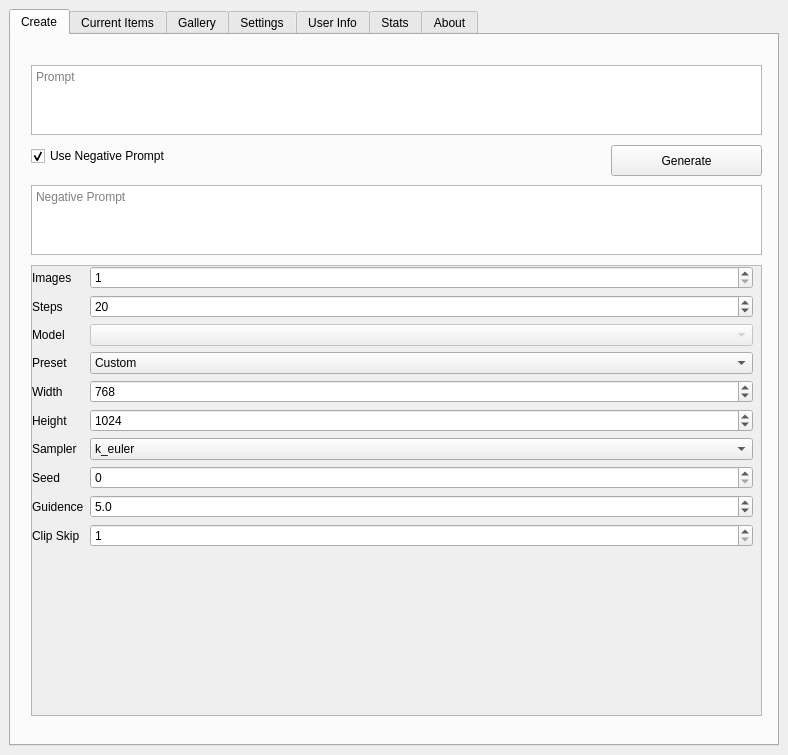
This is QTProj/QtHorde/form.ui in Unit1208/HordeQT as Qt 5 draws it before an edit. The edited form follows.
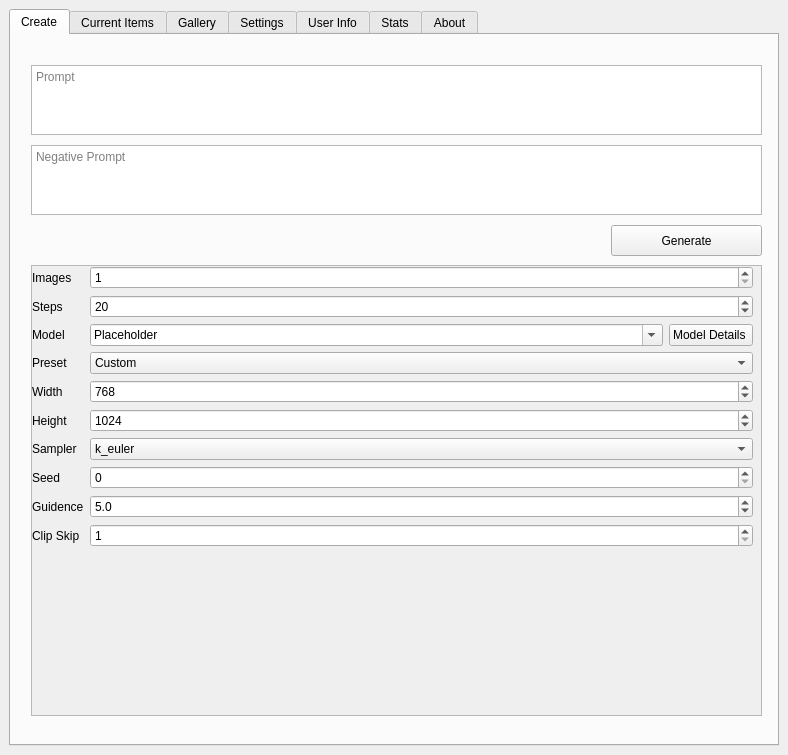
This is the edited form. The open tabs and pages were chosen to show the change. Icons and pictures are not drawn.

Commit message: Added model info and job handling

Diff of the .ui file:
```diff
--- a/QTProj/QtHorde/form.ui
+++ b/QTProj/QtHorde/form.ui
@@ -55,33 +55,11 @@
          <string>Prompt</string>
         </property>
        </widget>
-       <widget class="QCheckBox" name="checkBox">
-        <property name="geometry">
-         <rect>
-          <x>20</x>
-          <y>110</y>
-          <width>171</width>
-          <height>22</height>
-         </rect>
-        </property>
-        <property name="sizePolicy">
-         <sizepolicy hsizetype="Minimum" vsizetype="Expanding">
-          <horstretch>0</horstretch>
-          <verstretch>0</verstretch>
-         </sizepolicy>
-        </property>
-        <property name="text">
-         <string>Use Negative Prompt</string>
-        </property>
-        <property name="checked">
-         <bool>true</bool>
-        </property>
-       </widget>
        <widget class="QTextEdit" name="NegativePromptBox">
         <property name="geometry">
          <rect>
           <x>20</x>
-          <y>150</y>
+          <y>110</y>
           <width>731</width>
           <height>70</height>
          </rect>
@@ -401,17 +379,48 @@
              </widget>
             </item>
             <item row="2" column="1">
-             <widget class="QComboBox" name="modelComboBox">
-              <property name="enabled">
-               <bool>false</bool>
-              </property>
-              <property name="currentText">
-               <string/>
-              </property>
-              <property name="placeholderText">
-               <string>NOT IMPLEMENTED YET</string>
-              </property>
-             </widget>
+             <layout class="QHBoxLayout" name="horizontalLayout_2">
+              <item>
+               <widget class="QComboBox" name="modelComboBox">
+                <property name="enabled">
+                 <bool>true</bool>
+                </property>
+                <property name="sizePolicy">
+                 <sizepolicy hsizetype="Expanding" vsizetype="Fixed">
+                  <horstretch>0</horstretch>
+                  <verstretch>0</verstretch>
+                 </sizepolicy>
+                </property>
+                <property name="editable">
+                 <bool>true</bool>
+                </property>
+                <property name="currentText">
+                 <string>Placeholder</string>
+                </property>
+                <property name="currentIndex">
+                 <number>0</number>
+                </property>
+                <property name="placeholderText">
+                 <string>NOT IMPLEMENTED YET</string>
+                </property>
+                <item>
+                 <property name="text">
+                  <string>Placeholder</string>
+                 </property>
+                </item>
+               </widget>
+              </item>
+              <item>
+               <widget class="QPushButton" name="modelDetailsButton">
+                <property name="text">
+                 <string>Model Details </string>
+                </property>
+                <property name="icon">
+                 <iconset theme="QIcon::ThemeIcon::SystemSearch"/>
+                </property>
+               </widget>
+              </item>
+             </layout>
             </item>
            </layout>
           </widget>
@@ -422,7 +431,7 @@
         <property name="geometry">
          <rect>
           <x>600</x>
-          <y>110</y>
+          <y>190</y>
           <width>151</width>
           <height>31</height>
          </rect>
@@ -618,28 +627,17 @@
           </widget>
          </item>
          <item row="2" column="1">
-          <layout class="QHBoxLayout" name="horizontalLayout_2">
-           <item>
-            <widget class="QLineEdit" name="dataDirLineEdit">
-             <property name="readOnly">
-              <bool>true</bool>
-             </property>
-            </widget>
-           </item>
-           <item>
-            <widget class="QPushButton" name="SelectDataDir">
-             <property name="text">
-              <string>Select Data Dir</string>
-             </property>
-             <property name="icon">
-              <iconset theme="QIcon::ThemeIcon::EditFind"/>
-             </property>
-            </widget>
-           </item>
-          </layout>
-         </item>
-         <item row="4" column="1">
-          <widget class="QCheckBox" name="allowAdvancedSettingsCheckBox"/>
+          <widget class="QSpinBox" name="maxJobsSpinBox">
+           <property name="minimum">
+            <number>1</number>
+           </property>
+           <property name="maximum">
+            <number>20</number>
+           </property>
+           <property name="value">
+            <number>5</number>
+           </property>
+          </widget>
          </item>
         </layout>
        </widget>
```
Left out of the diff: 87 changed lines with no effect on the pictures. The commit also changes 3 other files.
